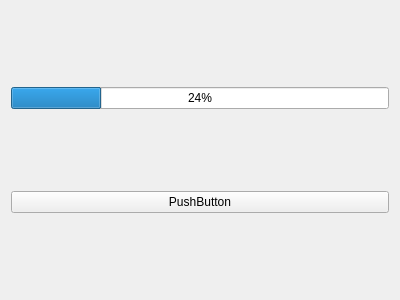
The window that DownloadProgress/mywidget.ui (dchou/QtUIProjects) describes before a commit, drawn with Qt 5.
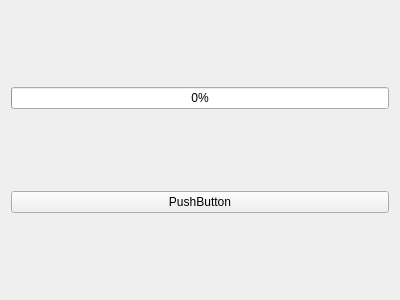
The same window after the commit.

```diff
--- a/DownloadProgress/mywidget.ui
+++ b/DownloadProgress/mywidget.ui
@@ -17,7 +17,7 @@
    <item>
     <widget class="QProgressBar" name="progressBar">
      <property name="value">
-      <number>24</number>
+      <number>0</number>
      </property>
     </widget>
    </item>
```
